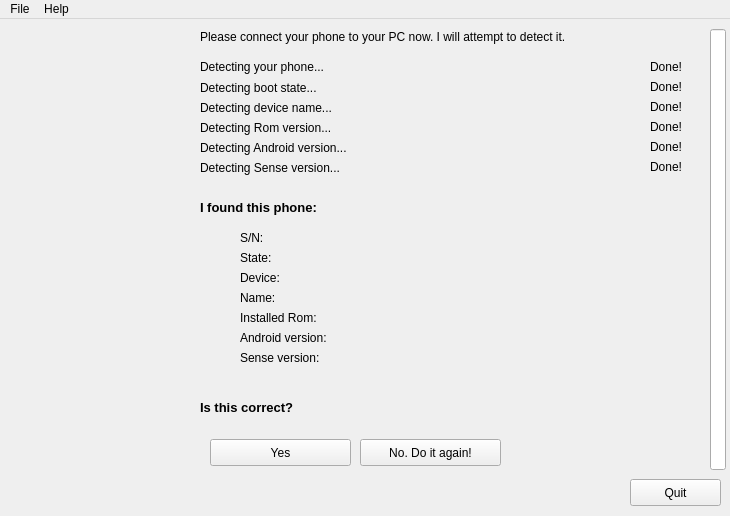
Old version of the form detect.ui in the repository showp1984/bricked-installer.
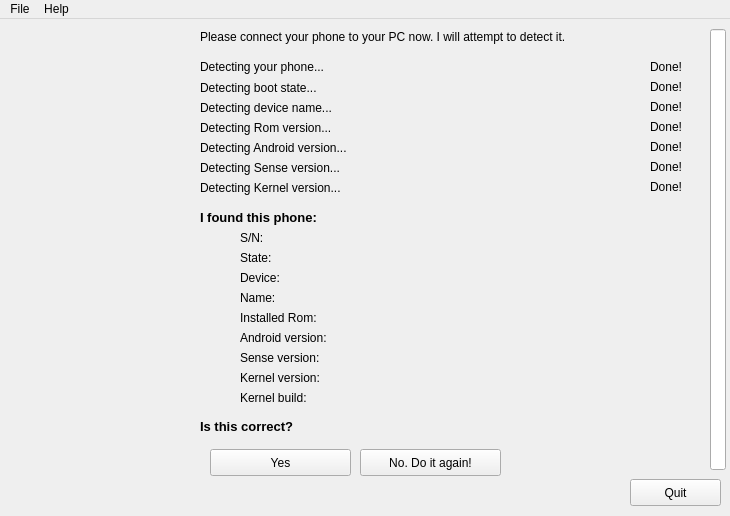
New version of the form. Icons and pictures are not drawn.

Commit message: detect: add kernel version info

Diff of the .ui file:
```diff
--- a/detect.ui
+++ b/detect.ui
@@ -250,7 +250,7 @@
     <property name="geometry">
      <rect>
       <x>200</x>
-      <y>180</y>
+      <y>190</y>
       <width>191</width>
       <height>17</height>
      </rect>
@@ -470,9 +470,9 @@
     <property name="geometry">
      <rect>
       <x>200</x>
-      <y>380</y>
+      <y>400</y>
       <width>461</width>
-      <height>17</height>
+      <height>16</height>
      </rect>
     </property>
     <property name="text">
@@ -487,7 +487,7 @@
     <property name="geometry">
      <rect>
       <x>210</x>
-      <y>420</y>
+      <y>430</y>
       <width>141</width>
       <height>27</height>
      </rect>
@@ -500,7 +500,7 @@
     <property name="geometry">
      <rect>
       <x>360</x>
-      <y>420</y>
+      <y>430</y>
       <width>141</width>
       <height>27</height>
      </rect>
@@ -522,6 +522,99 @@
      <string>Quit</string>
     </property>
    </widget>
+   <widget class="QLabel" name="lbl_kernelversion">
+    <property name="geometry">
+     <rect>
+      <x>240</x>
+      <y>350</y>
+      <width>171</width>
+      <height>17</height>
+     </rect>
+    </property>
+    <property name="text">
+     <string>Kernel version:</string>
+    </property>
+   </widget>
+   <widget class="QLabel" name="lbl_kernelbuild">
+    <property name="geometry">
+     <rect>
+      <x>240</x>
+      <y>370</y>
+      <width>171</width>
+      <height>17</height>
+     </rect>
+    </property>
+    <property name="text">
+     <string>Kernel build:</string>
+    </property>
+   </widget>
+   <widget class="QLabel" name="lbl_edt_kernelversion">
+    <property name="geometry">
+     <rect>
+      <x>420</x>
+      <y>350</y>
+      <width>231</width>
+      <height>16</height>
+     </rect>
+    </property>
+    <property name="text">
+     <string/>
+    </property>
+    <property name="alignment">
+     <set>Qt::AlignRight|Qt::AlignTrailing|Qt::AlignVCenter</set>
+    </property>
+   </widget>
+   <widget class="QLabel" name="lbl_edt_kernelbuild">
+    <property name="geometry">
+     <rect>
+      <x>330</x>
+      <y>370</y>
+      <width>321</width>
+      <height>31</height>
+     </rect>
+    </property>
+    <property name="font">
+     <font>
+      <family>Bitstream Charter</family>
+      <pointsize>8</pointsize>
+     </font>
+    </property>
+    <property name="text">
+     <string/>
+    </property>
+    <property name="alignment">
+     <set>Qt::AlignRight|Qt::AlignTrailing|Qt::AlignVCenter</set>
+    </property>
+    <property name="wordWrap">
+     <bool>true</bool>
+    </property>
+   </widget>
+   <widget class="QLabel" name="lbl_detectkernelversion">
+    <property name="geometry">
+     <rect>
+      <x>200</x>
+      <y>160</y>
+      <width>361</width>
+      <height>17</height>
+     </rect>
+    </property>
+    <property name="text">
+     <string>Detecting Kernel version...</string>
+    </property>
+   </widget>
+   <widget class="QLabel" name="lbl_donekernel">
+    <property name="geometry">
+     <rect>
+      <x>650</x>
+      <y>160</y>
+      <width>41</width>
+      <height>16</height>
+     </rect>
+    </property>
+    <property name="text">
+     <string>Done!</string>
+    </property>
+   </widget>
   </widget>
   <widget class="QMenuBar" name="menubar">
    <property name="geometry">
```
The commit also changes 4 other files.
